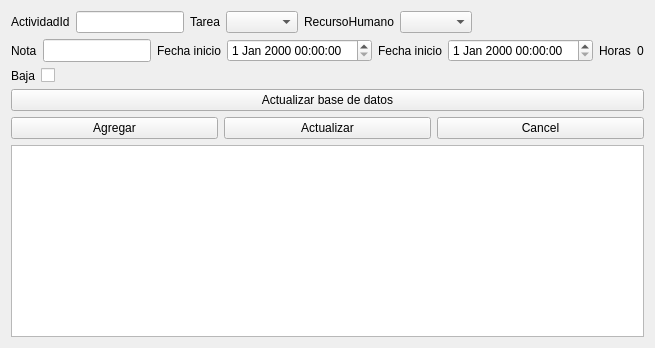
The window that views/ui/actividad_form.ui (CocoMarck/administracionDeActividades) describes before a commit, drawn with Qt 5.
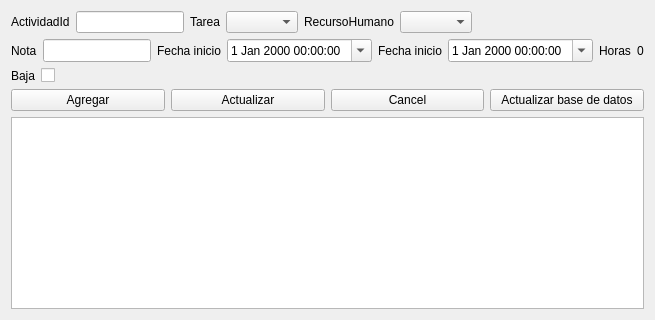
The same window after the commit.

```diff
--- a/views/ui/actividad_form.ui
+++ b/views/ui/actividad_form.ui
@@ -155,6 +155,8 @@
      
      <item>
       <widget class="QDateTimeEdit" name="start_date">
+       <property name="calendarPopup"> <bool>true</bool> </property>
+
        <property name="sizePolicy">
         <sizepolicy hsizetype="Fixed" vsizetype="Preferred">
          <horstretch>1</horstretch><verstretch>1</verstretch>
@@ -181,6 +183,8 @@
      
      <item>
       <widget class="QDateTimeEdit" name="end_date">
+       <property name="calendarPopup"> <bool>true</bool> </property>
+      
        <property name="sizePolicy">
         <sizepolicy hsizetype="Fixed" vsizetype="Preferred">
          <horstretch>1</horstretch><verstretch>1</verstretch>
@@ -267,21 +271,7 @@
     
     
     
-    <!-- Boton para actualizar base de datos-->
-    <item>
-     <widget class="QPushButton" name="button_update_database">
-      <property name="text">
-       <string>Actualizar base de datos</string>
-      </property>
 
-      <property name="sizePolicy">
-       <sizepolicy hsizetype="Preferred" vsizetype="Fixed">
-        <horstretch>1</horstretch><verstretch>1</verstretch>
-       </sizepolicy>
-      </property>
-
-     </widget>
-    </item>
     
     
     
@@ -311,6 +301,16 @@
        <property name="text"><string>Cancel</string></property>
       </widget>
      </item>
+     
+     <!-- Boton para actualizar base de datos-->
+     <item>
+      <widget class="QPushButton" name="button_update_database">
+       <property name="text">
+        <string>Actualizar base de datos</string>
+       </property>
+
+      </widget>
+     </item>
 
     </layout>
     </item>
```
